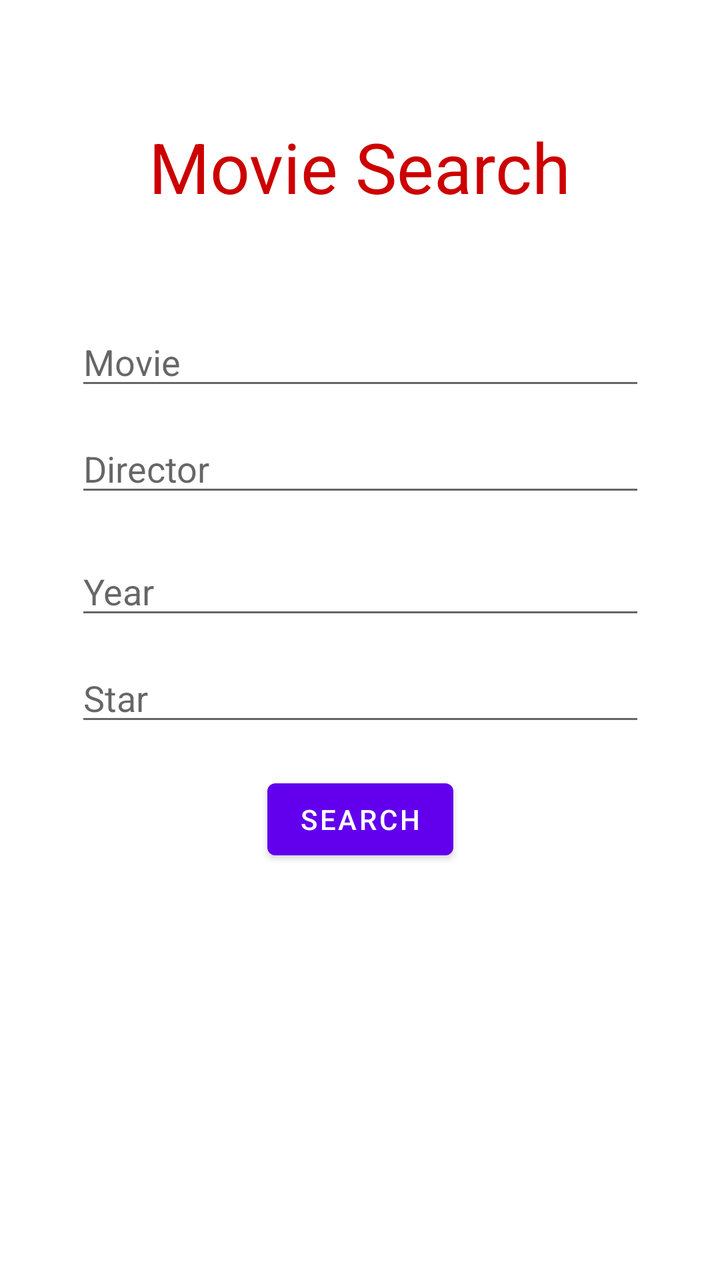
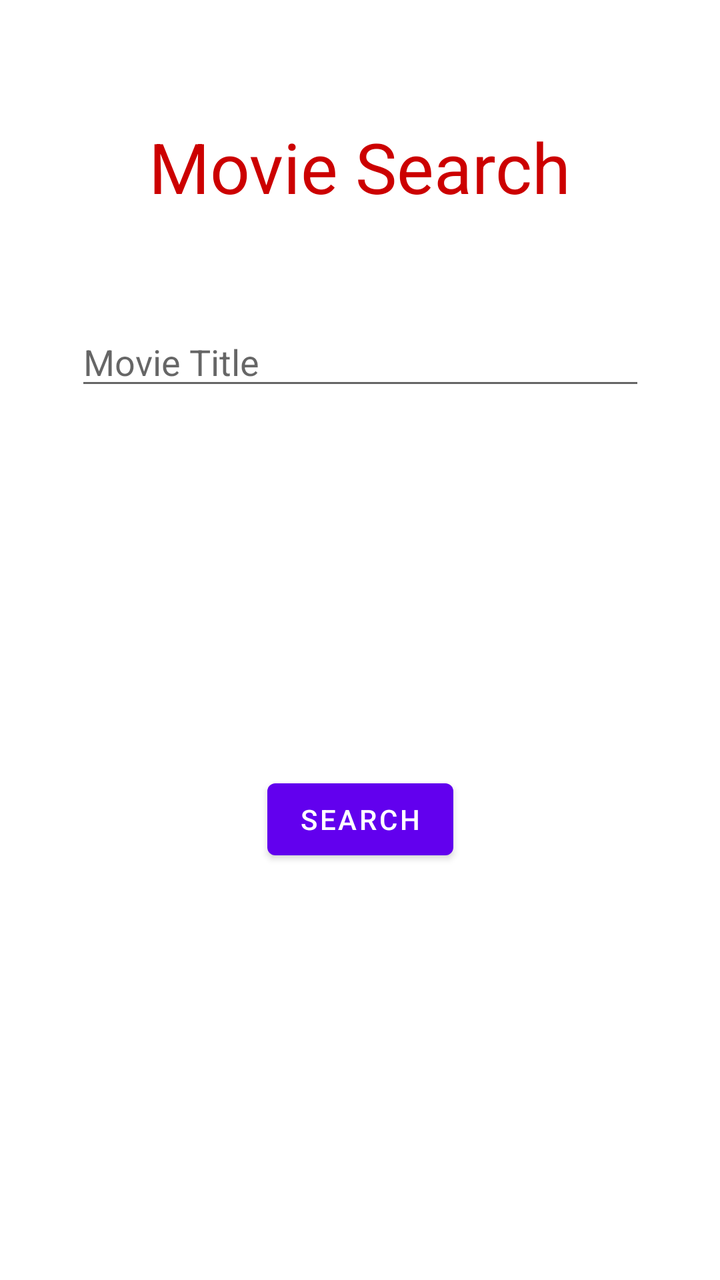

Screens rendered from an Android XML layout before and after an edit, with the pre-edit source and the edit as a unified diff.
<!-- AndroidManifest.xml: application theme Theme.MyApplication -->
<!-- res/layout/activity_search.xml -->
<?xml version="1.0" encoding="utf-8"?>
<androidx.constraintlayout.widget.ConstraintLayout xmlns:android="http://schemas.android.com/apk/res/android"
                                                   xmlns:app="http://schemas.android.com/apk/res-auto"
                                                   xmlns:tools="http://schemas.android.com/tools"
                                                   android:id="@+id/container"
                                                   android:layout_width="match_parent"
                                                   android:layout_height="match_parent"
                                                   android:paddingLeft="@dimen/activity_horizontal_margin"
                                                   android:paddingTop="@dimen/activity_vertical_margin"
                                                   android:paddingRight="@dimen/activity_horizontal_margin"
                                                   android:paddingBottom="@dimen/activity_vertical_margin"
                                                   tools:context=".ui.search.SearchActivity">

    <TextView
            android:id="@+id/title"
            android:layout_width="wrap_content"
            android:layout_height="wrap_content"
            android:layout_centerHorizontal="true"
            android:text="Movie Search"
            android:textColor="@color/red"
            android:textSize="35sp"
            app:layout_constraintEnd_toEndOf="parent"
            app:layout_constraintStart_toStartOf="parent"
            app:layout_constraintTop_toTopOf="parent" android:layout_marginTop="44dp"/>

    <Button
            android:id="@+id/search"
            android:layout_width="wrap_content"
            android:layout_height="wrap_content"
            android:layout_gravity="start"
            android:layout_marginStart="48dp"
            android:layout_marginTop="16dp"
            android:layout_marginEnd="48dp"
            android:layout_marginBottom="180dp"
            android:text="@string/action_search"
            app:layout_constraintBottom_toBottomOf="parent"
            app:layout_constraintEnd_toEndOf="parent"
            app:layout_constraintStart_toStartOf="parent"
            app:layout_constraintTop_toBottomOf="@+id/movie_star"
            app:layout_constraintVertical_bias="0.126" android:visibility="visible"/>
    <EditText
            android:id="@+id/movie_title"
            android:layout_width="285dp"
            android:layout_height="wrap_content"
            android:layout_marginStart="24dp"
            android:layout_marginTop="52dp"
            android:layout_marginEnd="24dp"
            android:hint="@string/prompt_movie_title"
            android:inputType="textEmailAddress"
            android:selectAllOnFocus="true"
            app:layout_constraintEnd_toEndOf="parent"
            app:layout_constraintStart_toStartOf="parent"
            app:layout_constraintTop_toBottomOf="@+id/title"/>
    <EditText
            android:id="@+id/movie_year"
            android:layout_width="285dp"
            android:layout_height="wrap_content"
            android:layout_marginStart="24dp"
            android:layout_marginTop="20dp"
            android:layout_marginEnd="24dp"
            android:hint="@string/prompt_movie_year"
            android:inputType="textEmailAddress"
            android:selectAllOnFocus="true"
            app:layout_constraintEnd_toEndOf="parent"
            app:layout_constraintStart_toStartOf="parent"
            app:layout_constraintTop_toBottomOf="@+id/movie_director"/>
    <EditText
            android:id="@+id/movie_star"
            android:layout_width="285dp"
            android:layout_height="wrap_content"
            android:layout_marginStart="24dp"
            android:layout_marginTop="12dp"
            android:layout_marginEnd="24dp"
            android:hint="@string/prompt_movie_star"
            android:inputType="textEmailAddress"
            android:selectAllOnFocus="true"
            app:layout_constraintEnd_toEndOf="parent"
            app:layout_constraintStart_toStartOf="parent"
            app:layout_constraintTop_toBottomOf="@+id/movie_year"/>
    <EditText
            android:id="@+id/movie_director"
            android:layout_width="285dp"
            android:layout_height="wrap_content"
            android:layout_marginStart="24dp"
            android:layout_marginTop="12dp"
            android:layout_marginEnd="24dp"
            android:hint="@string/prompt_movie_dir"
            android:inputType="textEmailAddress"
            android:selectAllOnFocus="true"
            app:layout_constraintEnd_toEndOf="parent"
            app:layout_constraintStart_toStartOf="parent"
            app:layout_constraintTop_toBottomOf="@+id/movie_title"/>
    <TextView
            android:id="@+id/message"
            android:layout_width="wrap_content"
            android:layout_height="wrap_content"
            android:layout_centerHorizontal="true"
            android:text=""
            android:textSize="25sp"
            app:layout_constraintBottom_toBottomOf="parent"
            app:layout_constraintEnd_toEndOf="parent"
            app:layout_constraintStart_toStartOf="parent"
            app:layout_constraintTop_toBottomOf="@+id/search"
            app:layout_constraintVertical_bias="0.2" />
</androidx.constraintlayout.widget.ConstraintLayout>
<!-- resources referenced by this layout -->
<resources>
  <color name="red">#FFCC0000</color>
  <dimen name="activity_horizontal_margin">16dp</dimen>
  <dimen name="activity_vertical_margin">16dp</dimen>
  <string name="action_search">SEARCH</string>
  <string name="prompt_movie_dir">Director</string>
  <string name="prompt_movie_star">Star</string>
  <string name="prompt_movie_title">Movie</string>
  <string name="prompt_movie_year">Year</string>
  <style name="Theme.MyApplication" parent="Theme.MaterialComponents.DayNight.DarkActionBar">
          
          <item name="colorPrimary">@color/purple_500</item>
          <item name="colorPrimaryVariant">@color/purple_700</item>
          <item name="colorOnPrimary">@color/white</item>
          
          <item name="colorSecondary">@color/teal_200</item>
          <item name="colorSecondaryVariant">@color/teal_700</item>
          <item name="colorOnSecondary">@color/black</item>
          
          <item name="android:statusBarColor" tools:targetApi="l">?attr/colorPrimaryVariant</item>
          
      </style>
  <color name="purple_500">#FF6200EE</color>
  <color name="purple_700">#FF3700B3</color>
  <color name="white">#FFFFFFFF</color>
  <color name="teal_200">#FF03DAC5</color>
  <color name="teal_700">#FF018786</color>
  <color name="black">#FF000000</color>
</resources>

<!-- the commit's change to res/layout/activity_search.xml (unified diff, before → after) -->
@@ -63,7 +63,7 @@
             android:selectAllOnFocus="true"
             app:layout_constraintEnd_toEndOf="parent"
             app:layout_constraintStart_toStartOf="parent"
-            app:layout_constraintTop_toBottomOf="@+id/movie_director"/>
+            app:layout_constraintTop_toBottomOf="@+id/movie_director" android:visibility="invisible"/>
     <EditText
             android:id="@+id/movie_star"
             android:layout_width="285dp"
@@ -76,7 +76,7 @@
             android:selectAllOnFocus="true"
             app:layout_constraintEnd_toEndOf="parent"
             app:layout_constraintStart_toStartOf="parent"
-            app:layout_constraintTop_toBottomOf="@+id/movie_year"/>
+            app:layout_constraintTop_toBottomOf="@+id/movie_year" android:visibility="invisible"/>
     <EditText
             android:id="@+id/movie_director"
             android:layout_width="285dp"
@@ -89,7 +89,7 @@
             android:selectAllOnFocus="true"
             app:layout_constraintEnd_toEndOf="parent"
             app:layout_constraintStart_toStartOf="parent"
-            app:layout_constraintTop_toBottomOf="@+id/movie_title"/>
+            app:layout_constraintTop_toBottomOf="@+id/movie_title" android:visibility="invisible"/>
     <TextView
             android:id="@+id/message"
             android:layout_width="wrap_content"
<!-- resource entries referenced after the edit -->
@@ -6,7 +6,7 @@
   <string name="action_search">SEARCH</string>
   <string name="prompt_movie_dir">Director</string>
   <string name="prompt_movie_star">Star</string>
-  <string name="prompt_movie_title">Movie</string>
+  <string name="prompt_movie_title">Movie Title</string>
   <string name="prompt_movie_year">Year</string>
   <style name="Theme.MyApplication" parent="Theme.MaterialComponents.DayNight.DarkActionBar">
           
